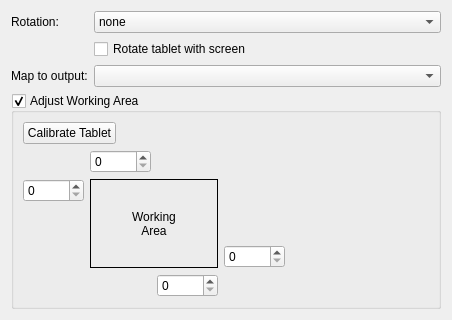
Before: the Qt Designer form src/kcmodule/padmapping.ui in KDE/wacomtablet, drawn with Qt 5.
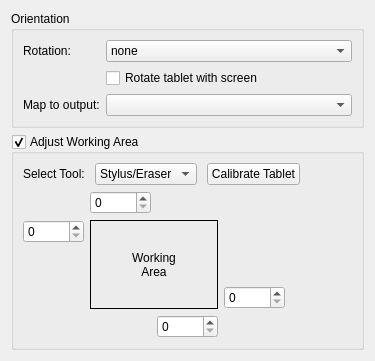
After: the same form once the commit is applied. Custom widgets are drawn as their Qt base class.

Commit message: change padmapping to be tool deependant. Allows to have different tablet areas for the stylus and touch

Diff of the .ui file:
```diff
--- a/src/kcmodule/padmapping.ui
+++ b/src/kcmodule/padmapping.ui
@@ -6,8 +6,8 @@
    <rect>
     <x>0</x>
     <y>0</y>
-    <width>452</width>
-    <height>307</height>
+    <width>375</width>
+    <height>348</height>
    </rect>
   </property>
   <property name="windowTitle">
@@ -16,6 +16,12 @@
   <property name="locale">
    <locale language="English" country="UnitedKingdom"/>
   </property>
+  <layout class="QVBoxLayout" name="verticalLayout_3">
+   <item>
+    <widget class="QGroupBox" name="groupBox">
+     <property name="title">
+      <string>Orientation</string>
+     </property>
   <layout class="QVBoxLayout" name="verticalLayout">
    <item>
     <layout class="QFormLayout" name="formLayout">
@@ -85,6 +91,9 @@
      </item>
     </layout>
    </item>
+     </layout>
+    </widget>
+   </item>
    <item>
     <widget class="QGroupBox" name="workingAreaBox">
      <property name="toolTip">
@@ -97,11 +106,37 @@
      <property name="checkable">
       <bool>true</bool>
      </property>
-     <layout class="QFormLayout" name="formLayout_2">
-      <property name="labelAlignment">
-       <set>Qt::AlignLeading|Qt::AlignLeft|Qt::AlignVCenter</set>
-      </property>
-      <item row="0" column="0">
+     <layout class="QVBoxLayout" name="verticalLayout_2">
+      <item>
+       <layout class="QHBoxLayout" name="horizontalLayout">
+        <property name="spacing">
+         <number>10</number>
+        </property>
+        <item>
+         <widget class="QLabel" name="toolLabel">
+          <property name="text">
+           <string>Select Tool:</string>
+          </property>
+          <property name="buddy">
+           <cstring>toolCombobox</cstring>
+          </property>
+         </widget>
+        </item>
+        <item>
+         <widget class="KComboBox" name="toolCombobox">
+          <item>
+           <property name="text">
+            <string>Stylus/Eraser</string>
+           </property>
+          </item>
+          <item>
+           <property name="text">
+            <string>Touch</string>
+           </property>
+          </item>
+         </widget>
+        </item>
+        <item>
        <widget class="KPushButton" name="calibrateButton">
         <property name="toolTip">
          <string>Opens a fullscreen window to calibrate the tablet.</string>
@@ -111,20 +146,24 @@
         </property>
        </widget>
       </item>
-      <item row="1" column="1">
-       <spacer name="horizontalSpacer_2">
+        <item>
+         <spacer name="horizontalSpacer_3">
         <property name="orientation">
          <enum>Qt::Horizontal</enum>
         </property>
         <property name="sizeHint" stdset="0">
          <size>
-          <width>161</width>
-          <height>147</height>
+            <width>40</width>
+            <height>20</height>
          </size>
         </property>
        </spacer>
       </item>
-      <item row="1" column="0">
+       </layout>
+      </item>
+      <item>
+       <layout class="QHBoxLayout" name="horizontalLayout_2">
+        <item>
        <layout class="QGridLayout" name="gridLayout">
         <item row="0" column="1">
          <widget class="KIntSpinBox" name="topX">
@@ -221,6 +260,34 @@
         </item>
        </layout>
       </item>
+        <item>
+         <spacer name="horizontalSpacer_2">
+          <property name="orientation">
+           <enum>Qt::Horizontal</enum>
+          </property>
+          <property name="sizeHint" stdset="0">
+           <size>
+            <width>161</width>
+            <height>147</height>
+           </size>
+          </property>
+         </spacer>
+        </item>
+       </layout>
+      </item>
+      <item>
+       <spacer name="verticalSpacer_3">
+        <property name="orientation">
+         <enum>Qt::Vertical</enum>
+        </property>
+        <property name="sizeHint" stdset="0">
+         <size>
+          <width>20</width>
+          <height>40</height>
+         </size>
+        </property>
+       </spacer>
+      </item>
      </layout>
     </widget>
    </item>
```
Left out of the diff: 69 changed lines with no effect on the pictures. Lines whose indentation alone changed are shown as unchanged. The commit also changes 6 other files.
